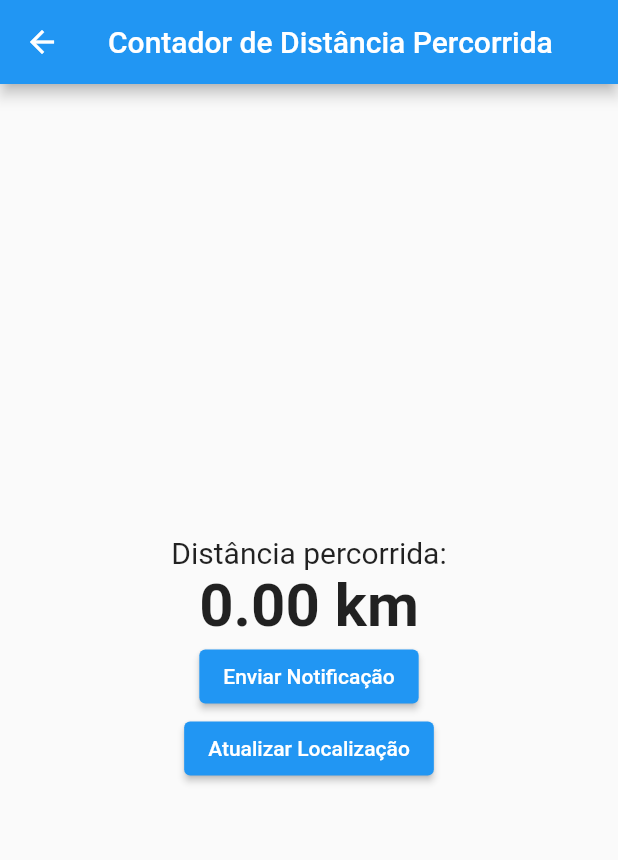
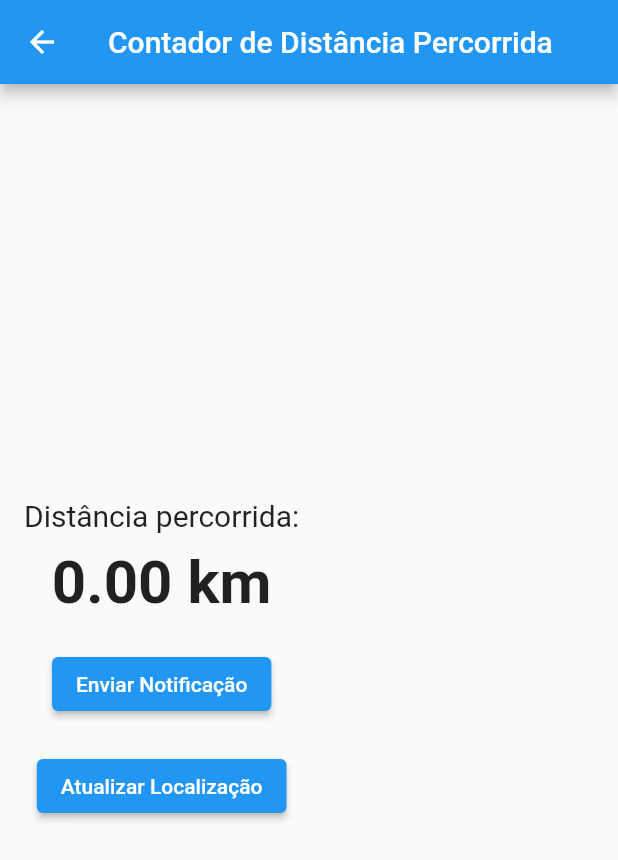
Before and after one commit to MatheusFreire7/flutter_TCC, a Flutter app: the DistanceTracker screen opened directly, after a tap on "Atualizar Localização", on a phone screen of 412 x 824 dp. Shown: the top 860 px of the screen. Run offline on Flutter 3.47's test engine with Material 2 defaults, Android fonts, the phone set to English and light mode, and no system bars; our stand-ins replace charts_flutter, flutter_local_notifications, geolocator, shared_preferences; missing offline and left inert: background_fetch; accounts and stored records are empty.

Commit message:
Alterações na classe distancia

```diff
--- a/lib/distancia.dart
+++ b/lib/distancia.dart
@@ -1,6 +1,8 @@
 import 'package:flutter/material.dart';
 import 'package:geolocator/geolocator.dart';
 import 'package:flutter_local_notifications/flutter_local_notifications.dart';
+import 'package:shared_preferences/shared_preferences.dart';
+import 'package:background_fetch/background_fetch.dart';
 
 class DistanceTracker extends StatefulWidget {
   @override
@@ -11,12 +13,15 @@ class _DistanceTrackerState extends State<DistanceTracker> {
   Position? _startPosition;
   double _distance = 0.0;
   FlutterLocalNotificationsPlugin? _notificationPlugin;
+  late SharedPreferences _preferences;
+  bool _disposed = false;
 
   @override
   void initState() {
     super.initState();
     _initializeNotifications();
     _startTracking();
+    _loadDistance();
   }
 
   Future<void> _initializeNotifications() async {
@@ -44,8 +49,39 @@ class _DistanceTrackerState extends State<DistanceTracker> {
     );
   }
 
+  Future<void> _startTracking() async {
+    final initialLocation = await Geolocator.getCurrentPosition();
+    if (!_disposed) {
+      setState(() {
+        _startPosition = initialLocation;
+      });
+    }
+
+    Geolocator.getPositionStream().listen((Position currentPosition) {
+      if (!_disposed) {
+        updateDistance(currentPosition.latitude, currentPosition.longitude);
+        _saveDistance(); // Salvar a distância a cada atualização
+      }
+    });
+
+// Configurar o serviço em segundo plano para atualizar a distância
+    BackgroundFetch.registerHeadlessTask(backgroundFetchHeadlessTask);
+    BackgroundFetch.start().then((status) {
+      if (!_disposed) {
+        print('[BackgroundFetch] Status: $status');
+      }
+    }).catchError((e) {
+      if (!_disposed) {
+        print('[BackgroundFetch] Error: $e');
+      }
+    });
+  }
+
   void updateDistance(double latitude, double longitude) {
-    if (_startPosition != null) {
+    if (_disposed || _startPosition == null) {
+      return;
+    }
+
     final currentPosition = Position(
       latitude: latitude,
       longitude: longitude,
@@ -66,20 +102,47 @@ class _DistanceTrackerState extends State<DistanceTracker> {
 
     setState(() {
       _distance += distanceInMeters;
-       // _startPosition = currentPosition;
+      _startPosition = currentPosition;
+    });
+
+// Atualizar a distância percorrida no dia e na semana
+    final now = DateTime.now();
+    final today = DateTime(now.year, now.month, now.day);
+    final startOfWeek =
+        DateTime(now.year, now.month, now.day - now.weekday + 1);
+
+    if (currentPosition.timestamp!.isAfter(today)) {
+      _preferences.setDouble(
+          'distance_today', _getDistanceToday() + distanceInMeters);
+    }
+
+    if (currentPosition.timestamp!.isAfter(startOfWeek)) {
+      _preferences.setDouble(
+          'distance_this_week', _getDistanceThisWeek() + distanceInMeters);
+    }
+  }
+
+  void _saveDistance() {
+    _preferences.setDouble('distance', _distance);
+  }
+
+  Future<void> _loadDistance() async {
+    _preferences = await SharedPreferences.getInstance();
+    final distance = _preferences.getDouble('distance') ?? 0.0;
+    if (!_disposed) {
+      setState(() {
+        _distance = distance;
       });
     }
   }
 
-  Future<void> _startTracking() async {
-    final initialLocation = await Geolocator.getCurrentPosition();
-    setState(() {
-      _startPosition = initialLocation;
-    });
-
-    Geolocator.getPositionStream().listen((Position currentPosition) {
-      updateDistance(currentPosition.latitude, currentPosition.longitude);
-    });
+// Tarefa em segundo plano
+  void backgroundFetchHeadlessTask(String taskId) async {
+    print('[BackgroundFetch] Headless task started: $taskId');
+    await _loadDistance();
+    if (!_disposed) {
+      BackgroundFetch.finish(taskId);
+    }
   }
 
   void _sendNotification() {
@@ -88,12 +151,36 @@ class _DistanceTrackerState extends State<DistanceTracker> {
   }
 
   @override
+  void dispose() {
+    super.dispose();
+    _disposed = true;
+    BackgroundFetch.stop().then((status) {
+      print('[BackgroundFetch] Status: $status');
+    });
+  }
+
+  double _getDistanceToday() {
+    final now = DateTime.now();
+    final today = DateTime(now.year, now.month, now.day);
+    final distanceToday = _preferences.getDouble('distance_today') ?? 0.0;
+    return distanceToday;
+  }
+
+  double _getDistanceThisWeek() {
+    final now = DateTime.now();
+    final startOfWeek = DateTime(now.year, now.month, now.day - now.weekday + 1);
+    final distanceThisWeek =_preferences.getDouble('distance_this_week') ?? 0.0;
+    return distanceThisWeek;
+  }
+
+  @override
   Widget build(BuildContext context) {
     return Scaffold(
       appBar: AppBar(
         title: const Text('Contador de Distância Percorrida'),
       ),
-      body: Center(
+      body: Padding(
+        padding: const EdgeInsets.all(16.0),
         child: Column(
           mainAxisAlignment: MainAxisAlignment.center,
           children: [
@@ -101,14 +188,18 @@ class _DistanceTrackerState extends State<DistanceTracker> {
               'Distância percorrida:',
               style: TextStyle(fontSize: 20.0),
             ),
+            const SizedBox(height: 10.0),
             Text(
               '${(_distance / 1000).toStringAsFixed(2)} km',
-              style: const TextStyle(fontSize: 40.0, fontWeight: FontWeight.bold),
+              style:
+                  const TextStyle(fontSize: 40.0, fontWeight: FontWeight.bold),
             ),
+            const SizedBox(height: 20.0),
             ElevatedButton(
               onPressed: _sendNotification,
               child: const Text('Enviar Notificação'),
             ),
+            const SizedBox(height: 20.0),
             ElevatedButton(
               onPressed: () {
               // Simular a alteração da localização manualmente
@@ -122,8 +213,6 @@ class _DistanceTrackerState extends State<DistanceTracker> {
       ),
     );
   }
-
-
 }
 
 void main() {
--- a/pubspec.yaml
+++ b/pubspec.yaml
@@ -35,12 +35,12 @@ dependencies:
   # Use with the CupertinoIcons class for iOS style icons.
   cupertino_icons: ^1.0.2
   http: ^0.13.5
-  #flutter_local_notifications: ^10.0.0
   url_launcher: ^6.1.11
   charts_flutter: ^0.12.0
   geolocator: ^7.0.3
   flutter_local_notifications: ^14.1.0
-  permission_handler: ^10.2.0
+  shared_preferences: ^2.0.7
+  background_fetch: ^1.1.6
 
 
 dev_dependencies:
```
Also changed, not shown: pubspec.lock, 3 other files. Lines whose indentation alone changed are shown as unchanged.
